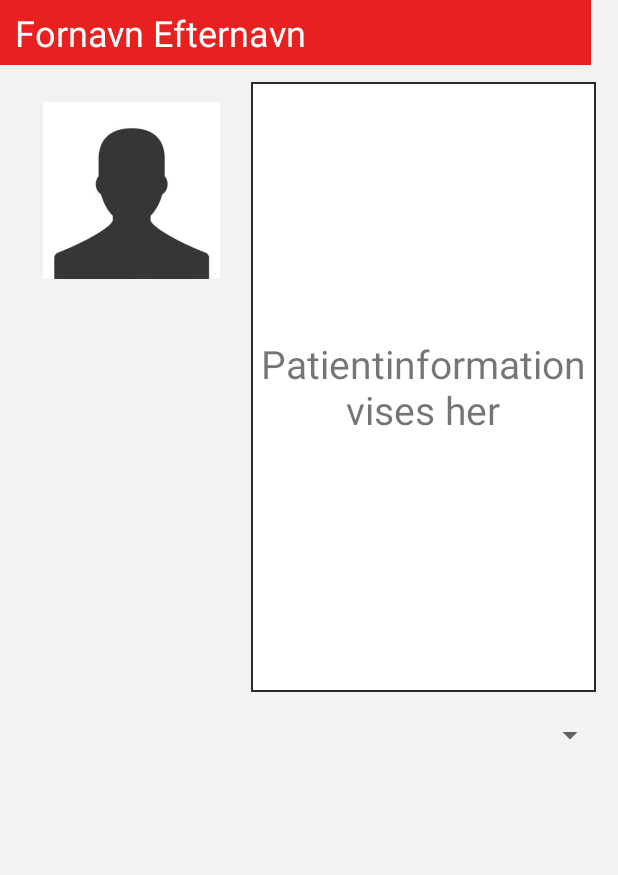
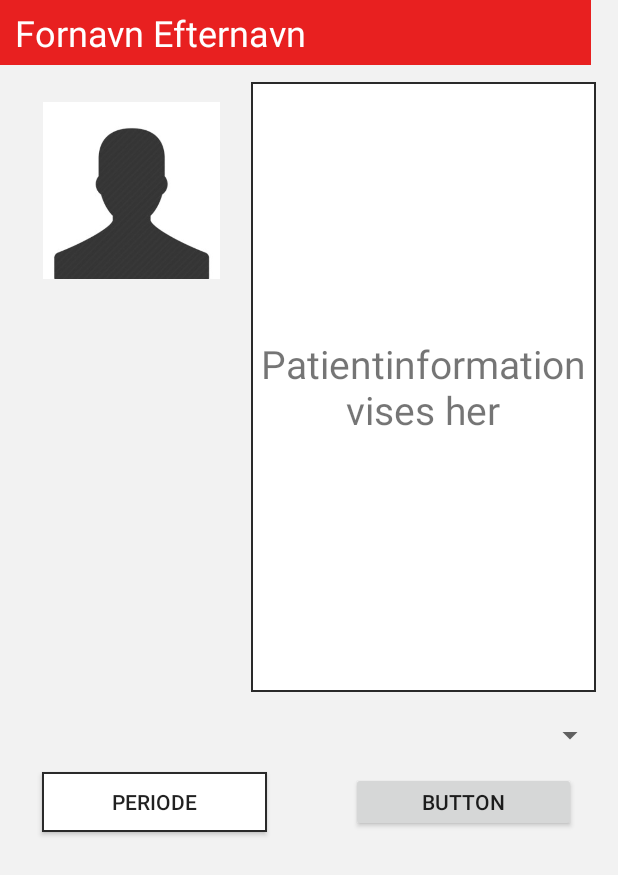
Before and after one commit to AlenDK/SENSMotion, an Android app: the fragment PatientData_frag shown on its own in the app's theme, on a phone screen of 412 x 824 dp. Shown: the top 875 px of the screen. Run offline under Robolectric (Android 15) with nearby library versions, the phone set to English and light mode, and no system bars.

```diff
--- /dev/null
+++ b/app/src/main/java/e/android/sensmotion/Kalender_frag.java
@@ -0,0 +1,4 @@
+package e.android.sensmotion;
+
+public class Kalender_frag {
+}
--- a/app/src/main/java/e/android/sensmotion/Login_frag.java
+++ b/app/src/main/java/e/android/sensmotion/Login_frag.java
@@ -13,7 +13,6 @@ import android.widget.EditText;
 public class Login_frag extends Fragment implements View.OnClickListener {
 
     EditText brugernavn;
-    String login;
 
     @Override
     public View onCreateView(LayoutInflater inflater, @Nullable ViewGroup container, @Nullable Bundle savedInstanceState) {
--- a/app/src/main/res/layout/patient_data_frag.xml
+++ b/app/src/main/res/layout/patient_data_frag.xml
@@ -68,4 +68,25 @@
         app:layout_constraintStart_toStartOf="parent"
         app:layout_constraintTop_toTopOf="parent" />
 
+    <Button
+        android:id="@+id/periode"
+        android:layout_width="150dp"
+        android:layout_height="40dp"
+        android:layout_marginStart="28dp"
+        android:layout_marginTop="8dp"
+        android:background="@drawable/patientinformation_textview"
+        android:text="Periode"
+        app:layout_constraintStart_toStartOf="parent"
+        app:layout_constraintTop_toBottomOf="@+id/spinner" />
+
+    <Button
+        android:id="@+id/button4"
+        android:layout_width="150dp"
+        android:layout_height="40dp"
+        android:layout_marginEnd="28dp"
+        android:layout_marginTop="8dp"
+        android:text="Button"
+        app:layout_constraintEnd_toEndOf="parent"
+        app:layout_constraintTop_toBottomOf="@+id/spinner" />
+
 </android.support.constraint.ConstraintLayout>
```
